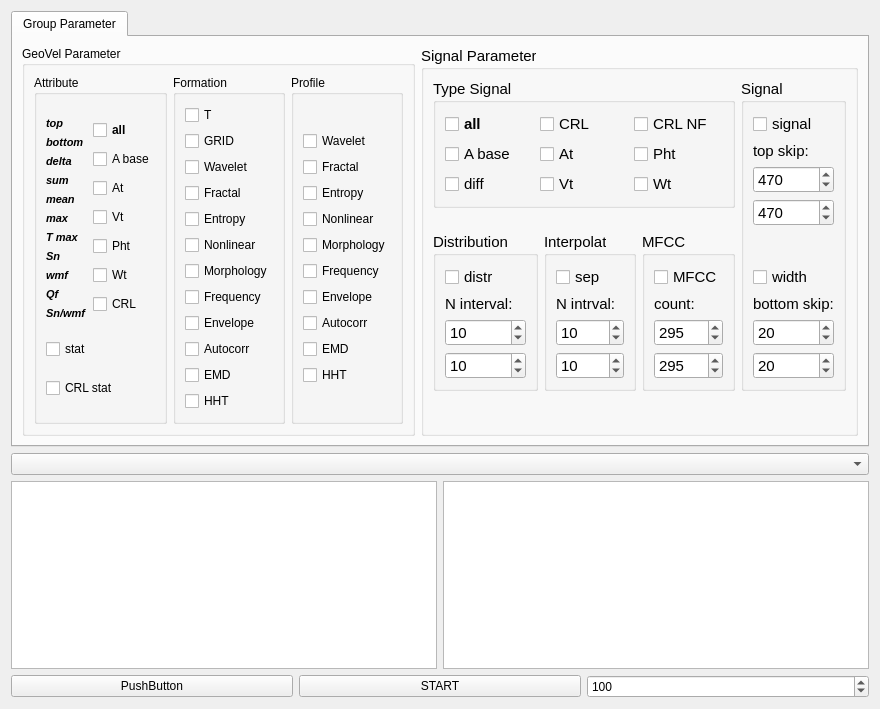
Qt form qt/random_param.ui (idergunoff/geovel_1.0) before a commit.
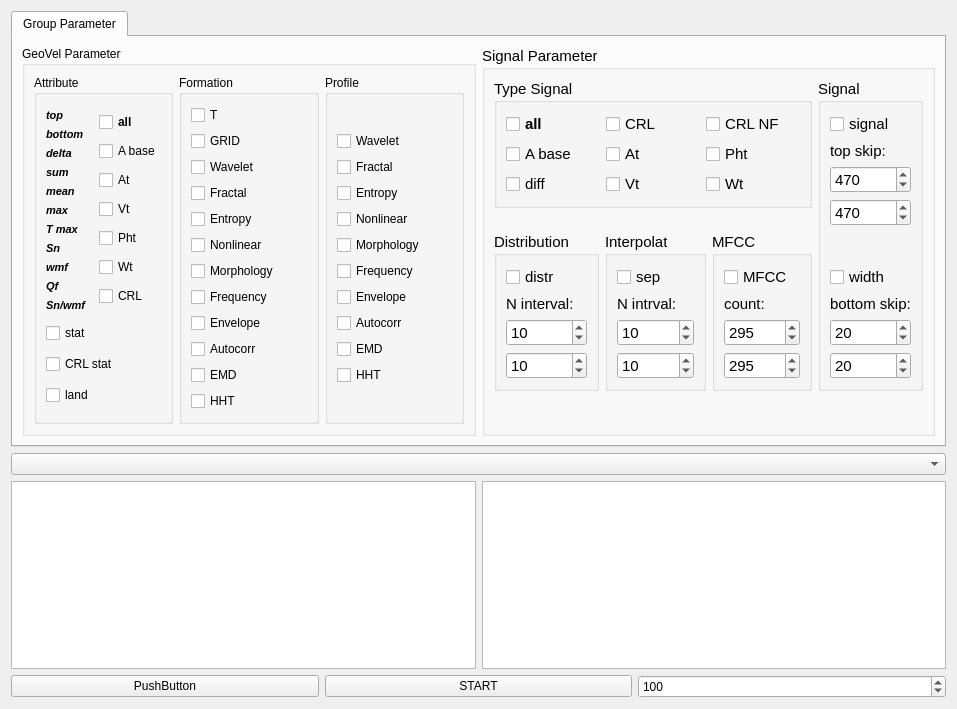
The same form after that commit.

Commit message: land in random param

Patch:
```diff
--- a/qt/random_param.ui
+++ b/qt/random_param.ui
@@ -6,7 +6,7 @@
    <rect>
     <x>0</x>
     <y>0</y>
-    <width>817</width>
+    <width>957</width>
     <height>709</height>
    </rect>
   </property>
@@ -448,6 +448,13 @@
                      </property>
                     </widget>
                    </item>
+                   <item row="3" column="0">
+                    <widget class="QCheckBox" name="checkBox_land">
+                     <property name="text">
+                      <string>land</string>
+                     </property>
+                    </widget>
+                   </item>
                   </layout>
                  </widget>
                 </item>
```
Left out of the diff: 94 changed lines with no effect on the pictures. The commit also changes 3 other files.
